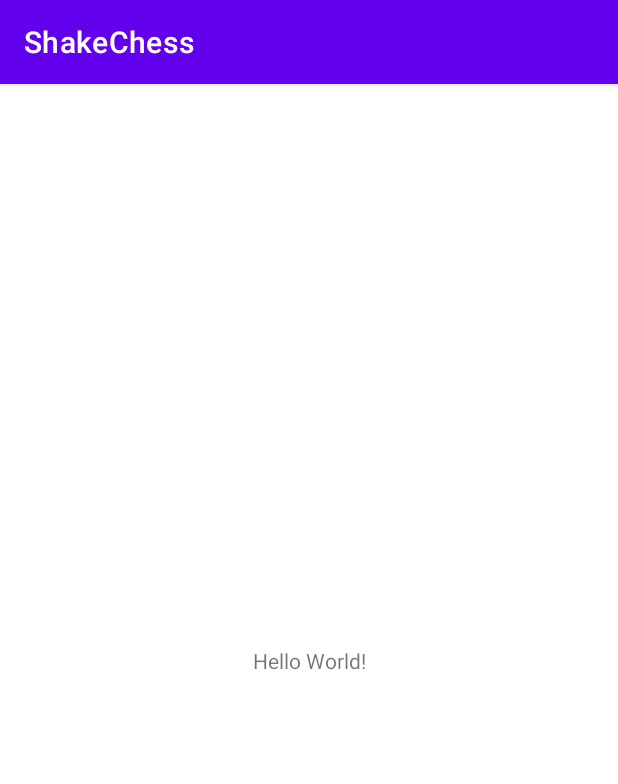
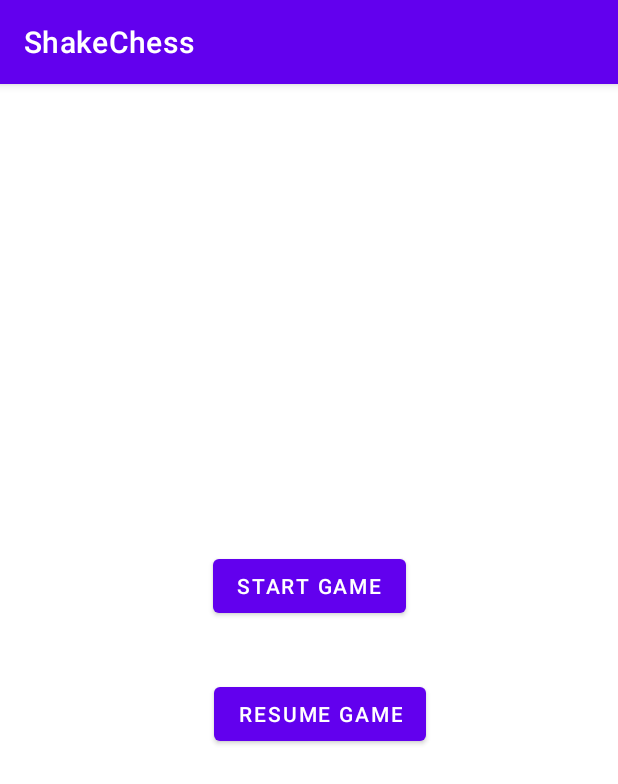
Before and after one commit to LKuenzler/ShakeChess, an Android app: the screen it shows after launch (MainActivity), on a phone screen of 412 x 824 dp. Shown: the top 784 px of the screen. Run offline under Robolectric (Android 15) with nearby library versions, the phone set to English and light mode, and no system bars.

```diff
--- a/app/src/main/AndroidManifest.xml
+++ b/app/src/main/AndroidManifest.xml
@@ -9,6 +9,7 @@
         android:roundIcon="@mipmap/ic_launcher_round"
         android:supportsRtl="true"
         android:theme="@style/Theme.ShakeChess">
+        <activity android:name=".activities.GameActivity"></activity>
         <activity android:name=".activities.MainActivity">
             <intent-filter>
                 <action android:name="android.intent.action.MAIN" />
--- a/app/src/main/java/ch/laurin/shakechess/activities/MainActivity.java
+++ b/app/src/main/java/ch/laurin/shakechess/activities/MainActivity.java
@@ -2,15 +2,28 @@ package ch.laurin.shakechess.activities;
 
 import androidx.appcompat.app.AppCompatActivity;
 
+import android.content.Intent;
 import android.os.Bundle;
+import android.widget.Button;
 
 import ch.laurin.shakechess.R;
 
 public class MainActivity extends AppCompatActivity {
+    private Button startButton;
+    private Button resumeButton;
 
     @Override
     protected void onCreate(Bundle savedInstanceState) {
         super.onCreate(savedInstanceState);
         setContentView(R.layout.activity_main);
+        startButton = (Button) findViewById(R.id.startbutton);
+        resumeButton = (Button) findViewById(R.id.resumebutton);
+        startButton.setOnClickListener(v ->  {
+            Intent myIntent = new Intent(MainActivity.this, GameActivity.class);
+            MainActivity.this.startActivity(myIntent);
+        });
     }
+
+
+
 }
--- a/app/src/main/res/layout/activity_main.xml
+++ b/app/src/main/res/layout/activity_main.xml
@@ -6,13 +6,26 @@
     android:layout_height="match_parent"
     tools:context=".activities.MainActivity">
 
-    <TextView
+    <Button
+        android:id="@+id/startbutton"
         android:layout_width="wrap_content"
         android:layout_height="wrap_content"
-        android:text="Hello World!"
+        android:text="Start Game"
+        app:layout_constraintBottom_toTopOf="@+id/resumebutton"
+        app:layout_constraintEnd_toEndOf="parent"
+        app:layout_constraintHorizontal_bias="0.501"
+        app:layout_constraintStart_toStartOf="parent"
+        app:layout_constraintTop_toTopOf="parent"
+        app:layout_constraintVertical_bias="0.893" />
+
+    <Button
+        android:id="@+id/resumebutton"
+        android:layout_width="wrap_content"
+        android:layout_height="wrap_content"
+        android:layout_marginBottom="324dp"
+        android:text="Resume Game"
         app:layout_constraintBottom_toBottomOf="parent"
-        app:layout_constraintLeft_toLeftOf="parent"
-        app:layout_constraintRight_toRightOf="parent"
-        app:layout_constraintTop_toTopOf="parent" />
-
+        app:layout_constraintEnd_toEndOf="parent"
+        app:layout_constraintHorizontal_bias="0.526"
+        app:layout_constraintStart_toStartOf="parent" />
 </androidx.constraintlayout.widget.ConstraintLayout>
```
Also changed, not shown: app/src/main/java/ch/laurin/shakechess/activities/GameActivity.java (added, +16 -0 lines), app/src/main/res/layout/activity_game.xml (added, +9 -0 lines).
